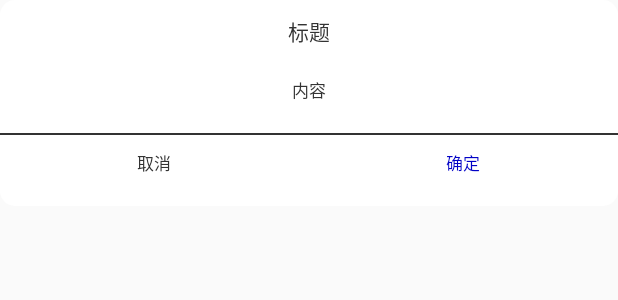
After one commit to wangchenxue/mircale, an Android app: the layout layout_mydialog.xml on its own in the app's theme, with its tools: preview values and no code run, on a phone screen of 412 x 824 dp. The commit adds this screen. Shown: the top 300 px of the screen. Run offline under Robolectric (Android 15) with nearby library versions, the phone set to English and light mode, and no system bars.

Commit message:
自定义dialog

```diff
--- /dev/null
+++ b/app/src/main/res/drawable/bg_frame_radio10.xml
@@ -0,0 +1,5 @@
+<?xml version="1.0" encoding="utf-8"?>
+<shape xmlns:android="http://schemas.android.com/apk/res/android">
+    <corners android:radius="@dimen/x10"></corners>
+    <solid android:color="@color/white"></solid>
+</shape>
--- /dev/null
+++ b/app/src/main/res/layout/layout_mydialog.xml
@@ -0,0 +1,70 @@
+<?xml version="1.0" encoding="utf-8"?>
+<LinearLayout xmlns:android="http://schemas.android.com/apk/res/android"
+              android:layout_width="match_parent"
+              android:layout_height="wrap_content"
+              android:background="@drawable/bg_frame_radio10"
+              android:orientation="vertical"
+              android:paddingBottom="@dimen/x10"
+              android:paddingTop="@dimen/x10"
+    >
+
+    <TextView
+        android:id="@+id/dialog_title"
+        android:layout_width="match_parent"
+        android:layout_height="wrap_content"
+        android:gravity="center"
+        android:text="标题"
+        android:textColor="@color/gray33"
+        android:textSize="@dimen/s14"
+        />
+
+    <TextView
+        android:id="@+id/dialog_content"
+        android:layout_width="match_parent"
+        android:layout_height="wrap_content"
+        android:layout_margin="@dimen/x20"
+        android:gravity="center"
+        android:text="内容"
+        android:textColor="@color/gray33"
+        android:textSize="@dimen/s11"
+        />
+
+    <View
+        android:layout_width="match_parent"
+        android:layout_height="@dimen/x1"
+        android:background="@color/gray33"></View>
+
+    <LinearLayout
+        android:layout_width="match_parent"
+        android:layout_height="wrap_content"
+        android:orientation="horizontal"
+        >
+
+        <TextView
+            android:id="@+id/btn_cancle"
+            android:layout_width="0dp"
+            android:layout_height="wrap_content"
+            android:layout_weight="1"
+            android:clickable="true"
+            android:gravity="center"
+            android:text="@string/cancle"
+            android:padding="@dimen/x10"
+
+            android:textColor="@color/gray33"
+            android:textSize="@dimen/s11"
+            />
+
+        <TextView
+            android:id="@+id/btn_makesure"
+            android:layout_width="0dp"
+            android:layout_height="wrap_content"
+            android:layout_weight="1"
+            android:clickable="true"
+            android:gravity="center"
+            android:padding="@dimen/x10"
+            android:text="@string/makesure"
+            android:textColor="@color/yes_blue"
+            android:textSize="@dimen/s11"
+            />
+    </LinearLayout>
+</LinearLayout>
--- a/app/src/main/res/values/colors.xml
+++ b/app/src/main/res/values/colors.xml
@@ -12,5 +12,7 @@
     <color name="tab_right">#756ff4</color>
     <color name="txt_yellow">#f4f578</color>
     <color name="txt_black02">#020000</color>
+    <color name="gray33">#333333</color>
+    <color name="yes_blue">#0202c6</color>
 
 </resources>
--- a/app/src/main/res/values/dimens.xml
+++ b/app/src/main/res/values/dimens.xml
@@ -23,6 +23,7 @@
     <dimen name="x60">60dp</dimen>
     <dimen name="x100">100dp</dimen>
     <dimen name="x170">170dp</dimen>
+    <dimen name="x280">280dp</dimen>
 
 
 </resources>
--- a/app/src/main/res/values/strings.xml
+++ b/app/src/main/res/values/strings.xml
@@ -12,6 +12,8 @@
     <string name="qualified_rate">合格率</string>
     <string name="data_close_class">距离培训班关闭</string>
     <string name="data_close_test">距离考试关闭</string>
+    <string name="cancle">取消</string>
+    <string name="makesure">确定</string>
 
 
 </resources>
--- a/app/src/main/res/values/styles.xml
+++ b/app/src/main/res/values/styles.xml
@@ -29,7 +29,7 @@
         <!-- 是否有覆盖 -->
         <item name="android:windowContentOverlay">@null</item>
         <!-- 重要，Dialog进出的显示动画 -->
-        <item name="android:windowAnimationStyle">@android:style/Animation.Translucent</item>
+        <item name="android:windowAnimationStyle">@android:style/Animation.Dialog</item>
 
     </style>
 
```
Also changed, not shown: app/src/main/java/com/example/administrator/mircale/ui/fragment/StudentFragment.java (+13 -2 lines), app/src/main/java/com/example/administrator/mircale/utils/ViewShowUtils.java (+34 -3 lines), app/src/main/java/com/example/administrator/mircale/view/MyDialog.java (added, +78 -0 lines).
